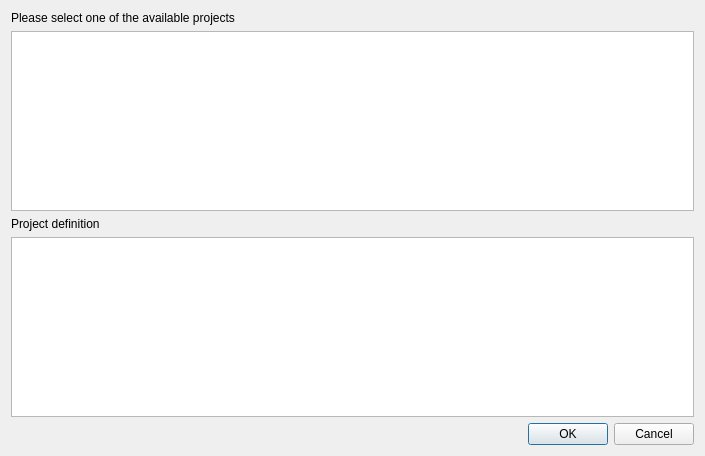
First picture: the form in ui/ui_download_layer.ui, repository gem/oq-irmt-qgis, before the edit.
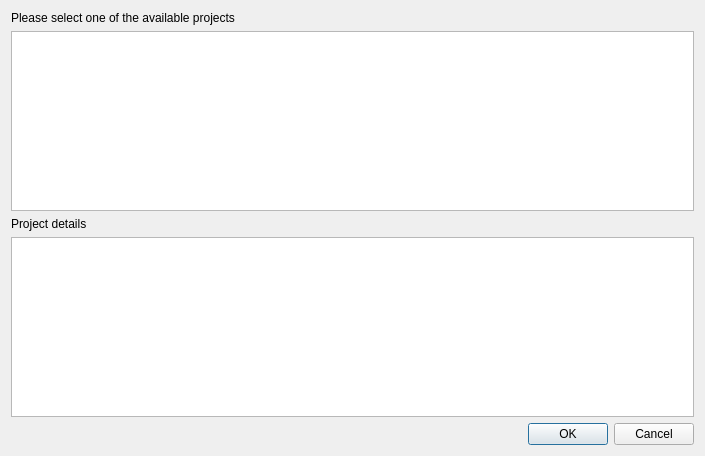
Second picture: the form after the edit.

Commit message: Fix a wrong label

```diff
--- a/ui/ui_download_layer.ui
+++ b/ui/ui_download_layer.ui
@@ -54,7 +54,7 @@
    <item row="2" column="0">
     <widget class="QLabel" name="layer_lbl">
      <property name="text">
-      <string>Project definition</string>
+      <string>Project details</string>
      </property>
     </widget>
    </item>
```
The commit also changes 2 other files.
